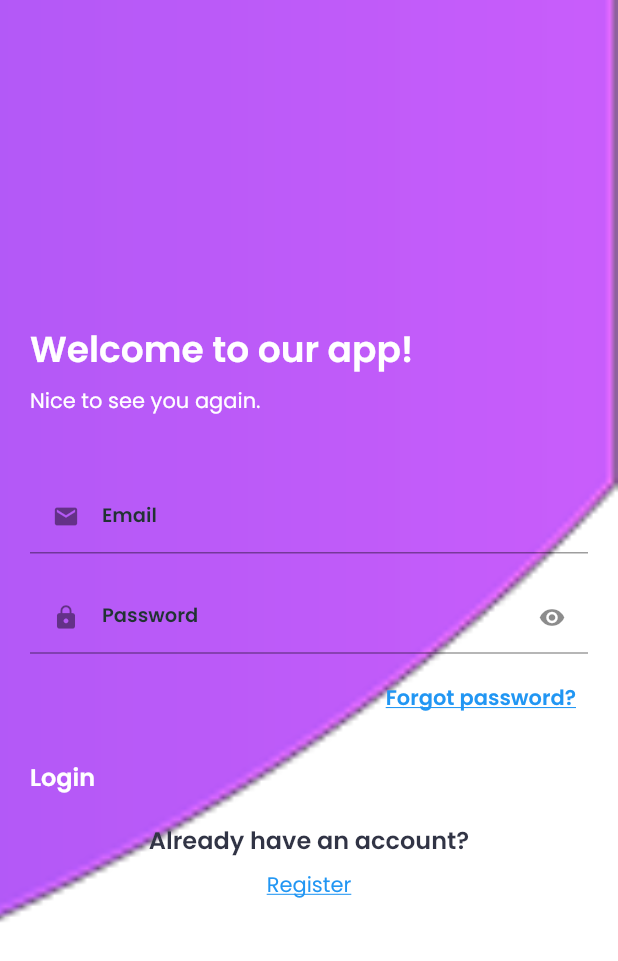
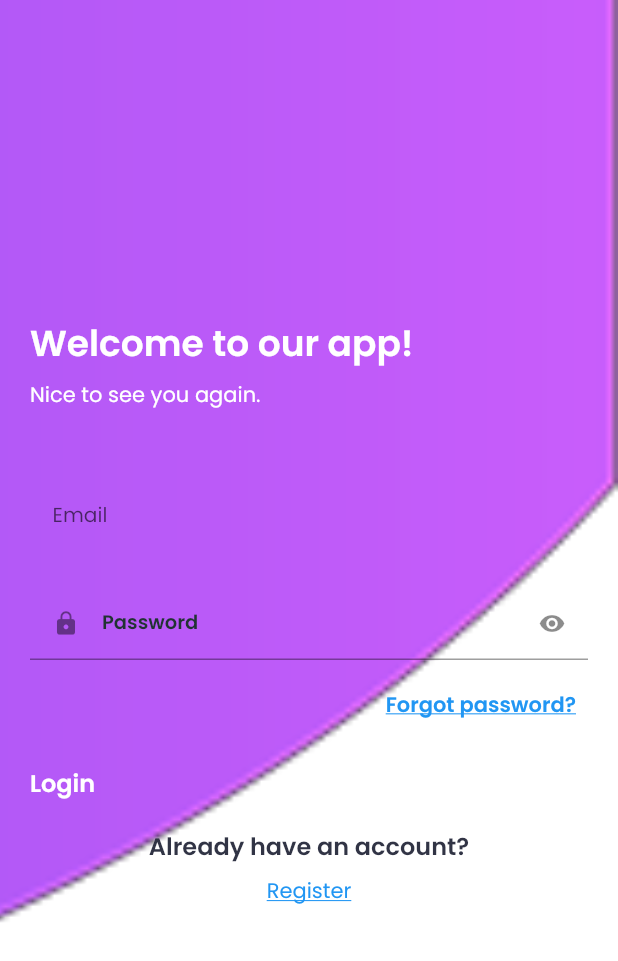
Before and after one commit to asheersaeed720/banking_app, a Flutter app: the screen it shows after launch, on a phone screen of 412 x 824 dp. Shown: the top 961 px of the screen. Run offline on Flutter 3.47's test engine with Material 2 defaults, Android fonts, the phone set to English and light mode, and no system bars; our stand-ins replace auto_size_text, awesome_notifications, cached_network_image, carousel_slider, cloud_firestore, connectivity and 10 more; missing offline and left inert: async_button_builder, background_locator; accounts and stored records are empty.

```diff
--- a/lib/1_src/auth/views/auth_screen.dart
+++ b/lib/1_src/auth/views/auth_screen.dart
@@ -28,6 +28,7 @@ class AuthScreen extends StatelessWidget {
       _authController.currentUserData = getStorage.read('user') ?? {};
       // _authController.update();
       return const LogInScreen();
+      // return const SixAuthScreen();
     } else {
       return const HomeScreen();
     }
--- a/lib/utils/custom_routes.dart
+++ b/lib/utils/custom_routes.dart
@@ -10,6 +10,10 @@ final List<GetPage<dynamic>> customRoutes = [
     name: AuthScreen.routeName,
     page: () => AuthScreen(),
   ),
+  // GetPage(
+  //   name: SixAuthScreen.routeName,
+  //   page: () => const SixAuthScreen(),
+  // ),
   GetPage(
     name: LogInScreen.routeName,
     page: () => const LogInScreen(),
--- a/lib/utils/input_decoration.dart
+++ b/lib/utils/input_decoration.dart
@@ -5,14 +5,24 @@ InputDecoration buildTextFieldInputDecoration(
   required String labelText,
   required Widget preffixIcon,
 }) {
+  // return InputDecoration(
+  //   border: const UnderlineInputBorder(
+  //     borderSide: BorderSide(color: Colors.grey),
+  //   ),
+  //   labelText: labelText,
+  //   isDense: true,
+  //   labelStyle: Theme.of(context).textTheme.headline2!.copyWith(fontSize: 13.0),
+  //   prefixIcon: preffixIcon,
+  // );
   return InputDecoration(
-    border: const UnderlineInputBorder(
-      borderSide: BorderSide(color: Colors.grey),
-    ),
     labelText: labelText,
+    contentPadding: const EdgeInsets.symmetric(vertical: 12.0, horizontal: 15),
     isDense: true,
-    labelStyle: Theme.of(context).textTheme.headline2!.copyWith(fontSize: 13.0),
-    prefixIcon: preffixIcon,
+    counterText: '',
+    focusedBorder:
+        OutlineInputBorder(borderSide: BorderSide(color: Theme.of(context).primaryColor)),
+    errorStyle: const TextStyle(height: 1.5),
+    border: InputBorder.none,
   );
 }
 
```
Also changed, not shown: lib/1_src/auth/sign_in_widget.dart (added, +115 -0 lines), lib/1_src/auth/views/login_screen.dart (+121 -0 lines).
